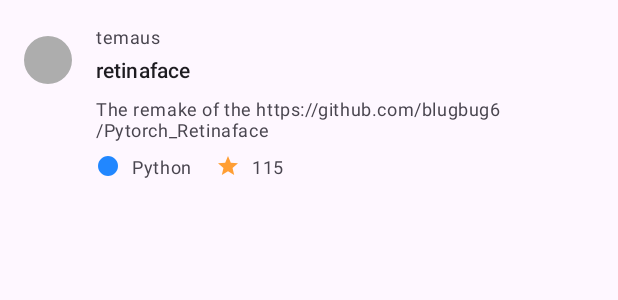
After one commit to edwnmrtnz/trending-repo, an Android app: the layout item_githubrepo.xml on its own in the app's theme, with its tools: preview values and no code run, on a phone screen of 412 x 824 dp. The commit adds this screen. Shown: the top 300 px of the screen. Run offline under Robolectric (Android 15) with nearby library versions, the phone set to English and light mode, and no system bars.

Commit message:
Add item github repo layout

```diff
--- /dev/null
+++ b/app/src/main/res/drawable/baseline_lens_16.xml
@@ -0,0 +1,5 @@
+<vector android:height="16dp" android:tint="#2187FF"
+    android:viewportHeight="24" android:viewportWidth="24"
+    android:width="16dp" xmlns:android="http://schemas.android.com/apk/res/android">
+    <path android:fillColor="@android:color/white" android:pathData="M12,2C6.48,2 2,6.48 2,12s4.48,10 10,10 10,-4.48 10,-10S17.52,2 12,2z"/>
+</vector>
--- /dev/null
+++ b/app/src/main/res/drawable/baseline_star_16.xml
@@ -0,0 +1,5 @@
+<vector android:height="16dp" android:tint="#FF9E34"
+    android:viewportHeight="24" android:viewportWidth="24"
+    android:width="16dp" xmlns:android="http://schemas.android.com/apk/res/android">
+    <path android:fillColor="@android:color/white" android:pathData="M12,17.27L18.18,21l-1.64,-7.03L22,9.24l-7.19,-0.61L12,2 9.19,8.63 2,9.24l5.46,4.73L5.82,21z"/>
+</vector>
--- /dev/null
+++ b/app/src/main/res/layout/item_githubrepo.xml
@@ -0,0 +1,92 @@
+<?xml version="1.0" encoding="utf-8"?>
+<androidx.constraintlayout.widget.ConstraintLayout xmlns:app="http://schemas.android.com/apk/res-auto"
+    xmlns:android="http://schemas.android.com/apk/res/android"
+    xmlns:tools="http://schemas.android.com/tools"
+    android:padding="16dp"
+    android:layout_width="match_parent"
+    android:layout_height="wrap_content">
+
+    <com.google.android.material.imageview.ShapeableImageView
+        android:id="@+id/ivAvatar"
+        android:layout_width="32dp"
+        android:layout_height="32dp"
+        android:layout_marginTop="8dp"
+        android:background="@color/shimmer"
+        app:layout_constraintStart_toStartOf="parent"
+        app:layout_constraintTop_toTopOf="parent"
+        app:shapeAppearanceOverlay="@style/ShapeableImageViewCircle" />
+
+    <androidx.appcompat.widget.LinearLayoutCompat
+        android:layout_marginStart="16dp"
+        android:layout_marginEnd="16dp"
+        android:orientation="vertical"
+        android:layout_width="0dp"
+        android:layout_height="wrap_content"
+        app:layout_constraintBottom_toBottomOf="parent"
+        app:layout_constraintEnd_toEndOf="parent"
+        app:layout_constraintStart_toEndOf="@+id/ivAvatar"
+        app:layout_constraintTop_toTopOf="parent">
+
+        <androidx.appcompat.widget.AppCompatTextView
+            android:id="@+id/tvUserName"
+            android:textAppearance="?textAppearanceCaption"
+            tools:text="temaus"
+            android:layout_width="wrap_content"
+            android:layout_height="wrap_content"/>
+
+        <androidx.appcompat.widget.AppCompatTextView
+            android:id="@+id/tvRepoName"
+            android:layout_marginTop="4dp"
+            android:textAppearance="?textAppearanceTitleSmall"
+            tools:text="retinaface"
+            android:layout_width="wrap_content"
+            android:layout_height="wrap_content"/>
+
+        <androidx.appcompat.widget.AppCompatTextView
+            android:id="@+id/tvDescription"
+            tools:visibility="visible"
+            android:visibility="gone"
+            android:layout_marginTop="8dp"
+            android:textAppearance="?textAppearanceBodySmall"
+            tools:text="The remake of the https://github.com/blugbug6/Pytorch_Retinaface"
+            android:layout_width="wrap_content"
+            android:layout_height="wrap_content"/>
+
+        <androidx.appcompat.widget.LinearLayoutCompat
+            android:layout_marginTop="8dp"
+            android:orientation="horizontal"
+            android:layout_width="match_parent"
+            android:layout_height="wrap_content">
+
+            <androidx.appcompat.widget.AppCompatTextView
+                android:id="@+id/tvPrimaryLanguage"
+                tools:visibility="visible"
+                android:visibility="gone"
+                android:gravity="center_vertical"
+                app:drawableLeftCompat="@drawable/baseline_lens_16"
+                android:drawablePadding="8dp"
+                android:textAppearance="?textAppearanceCaption"
+                tools:text="Python"
+                android:layout_width="wrap_content"
+                android:layout_height="wrap_content"/>
+
+            <androidx.appcompat.widget.AppCompatTextView
+                android:id="@+id/tvStarCount"
+                tools:visibility="visible"
+                android:visibility="gone"
+                android:layout_marginStart="16dp"
+                android:gravity="center_vertical"
+                app:drawableLeftCompat="@drawable/baseline_star_16"
+                android:drawablePadding="8dp"
+                android:textAppearance="?textAppearanceCaption"
+                tools:text="115"
+                android:layout_width="wrap_content"
+                android:layout_height="wrap_content"/>
+
+
+
+        </androidx.appcompat.widget.LinearLayoutCompat>
+
+    </androidx.appcompat.widget.LinearLayoutCompat>
+
+</androidx.constraintlayout.widget.ConstraintLayout>
--- a/app/src/main/res/layout/shimmer_item.xml
+++ b/app/src/main/res/layout/shimmer_item.xml
@@ -8,7 +8,7 @@
     tools:showIn="@layout/main_shimmer">
 
     <com.google.android.material.imageview.ShapeableImageView
-        android:id="@+id/shapeableImageView"
+        android:id="@+id/ivAvatar"
         android:layout_width="32dp"
         android:layout_height="32dp"
         android:background="@color/shimmer"
@@ -23,8 +23,8 @@
         android:layout_height="8dp"
         android:layout_marginStart="16dp"
         android:background="@drawable/selector_shimmer_rounded_rectangle"
-        app:layout_constraintStart_toEndOf="@+id/shapeableImageView"
-        app:layout_constraintTop_toTopOf="@+id/shapeableImageView" />
+        app:layout_constraintStart_toEndOf="@+id/ivAvatar"
+        app:layout_constraintTop_toTopOf="@+id/ivAvatar" />
 
     <View
         android:layout_marginTop="10dp"
@@ -33,8 +33,8 @@
         android:layout_marginStart="16dp"
         android:background="@drawable/selector_shimmer_rounded_rectangle"
         app:layout_constraintEnd_toEndOf="parent"
-        app:layout_constraintBottom_toBottomOf="@+id/shapeableImageView"
-        app:layout_constraintStart_toEndOf="@+id/shapeableImageView"
+        app:layout_constraintBottom_toBottomOf="@+id/ivAvatar"
+        app:layout_constraintStart_toEndOf="@+id/ivAvatar"
         app:layout_constraintTop_toBottomOf="@id/vShimmerTitle" />
 
 </androidx.constraintlayout.widget.ConstraintLayout>
```
